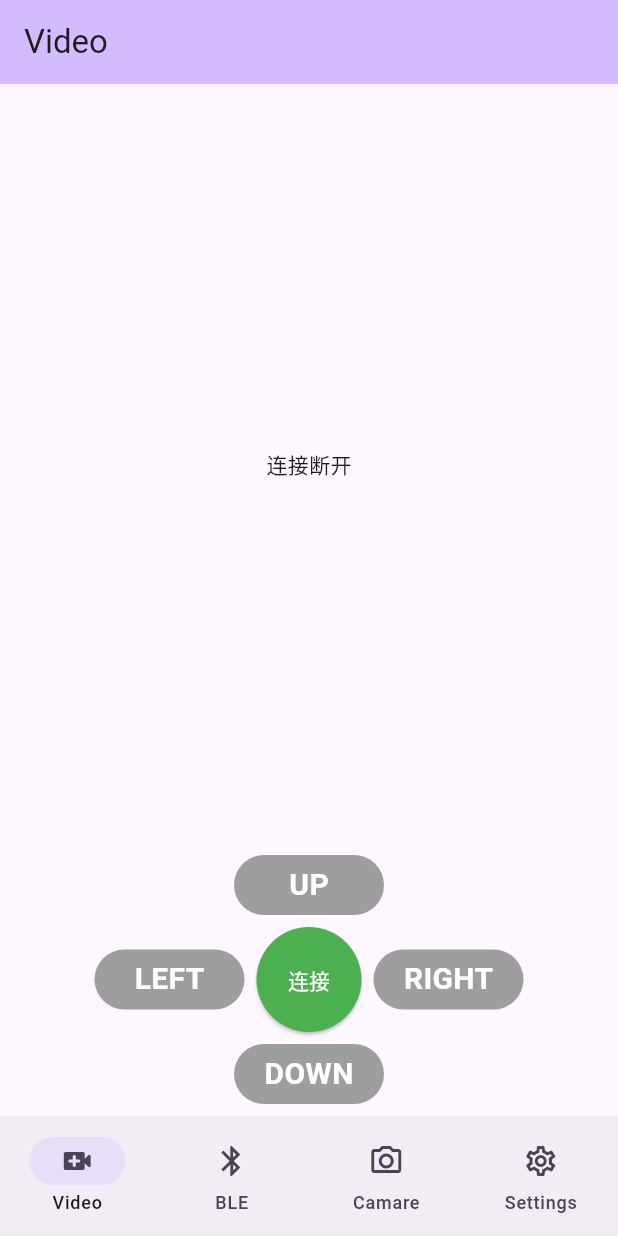
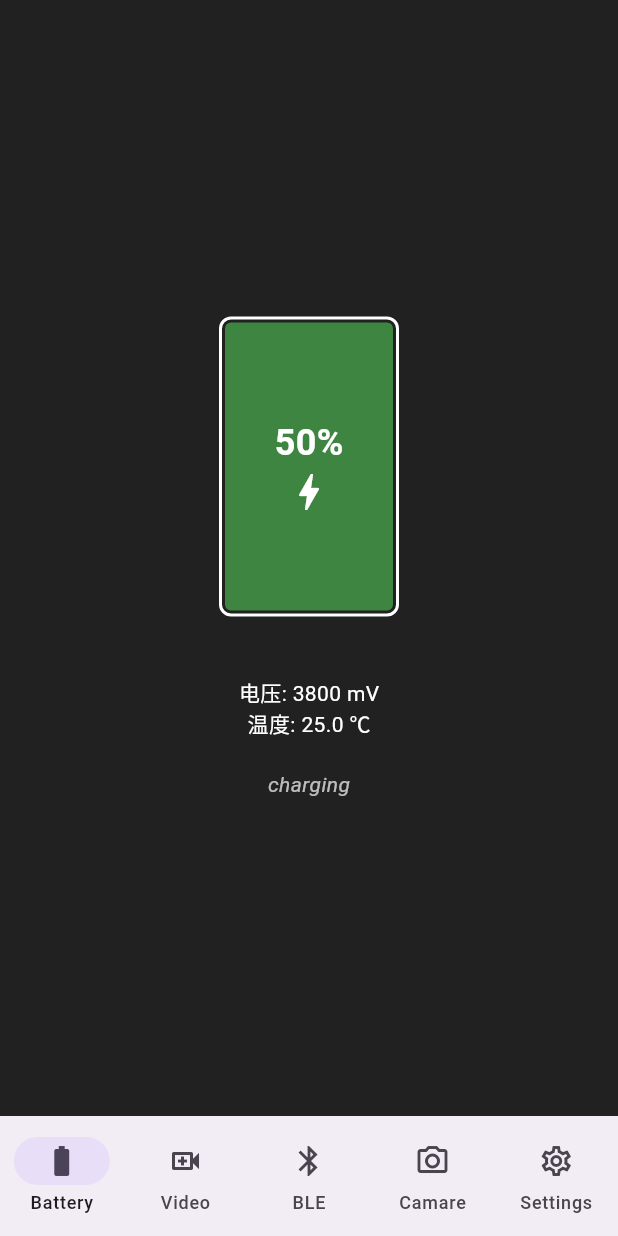
Before and after one commit to ninthingz/sign_in_life, a Flutter app: the screen it shows after launch, on a phone screen of 412 x 824 dp. Run offline on Flutter 3.47's test engine with Material 3 defaults, Android fonts, the phone set to English and light mode, and no system bars; our stand-ins replace camera, flutter_blue_plus, permission_handler, shared_preferences.

Commit message:
feat: 添加电池页面

```diff
--- a/lib/main.dart
+++ b/lib/main.dart
@@ -1,11 +1,19 @@
 import 'package:flutter/material.dart';
+import 'package:provider/provider.dart';
+import 'package:sign_in_life/widgets/battery_page.dart';
+import 'package:sign_in_life/state/app_state.dart';
 import 'package:sign_in_life/widgets/ble_page.dart';
 import 'package:sign_in_life/widgets/camera_page.dart';
 import 'package:sign_in_life/widgets/settings_page.dart';
 import 'package:sign_in_life/widgets/video_page.dart';
 
 void main() {
-  runApp(const MyApp());
+  runApp(
+    ChangeNotifierProvider(
+      create: (context) => AppState(), // 创建全局状态实例
+      child: MyApp(),
+    ),
+  );
 }
 
 class MyApp extends StatelessWidget {
@@ -35,6 +43,7 @@
   int _selectedIndex = 0;
 
   final List<Widget> _pages = const [
+    BatteryPage(),
     VideoPage(),
     BlePage(),
     CameraScreen(),
@@ -61,6 +70,11 @@
 
 const _navBarItems = [
   NavigationDestination(
+    icon: Icon(Icons.battery_0_bar),
+    selectedIcon: Icon(Icons.battery_full),
+    label: 'Battery',
+  ),
+  NavigationDestination(
     icon: Icon(Icons.video_call_outlined),
     selectedIcon: Icon(Icons.video_call_rounded),
     label: 'Video',
--- /dev/null
+++ b/lib/state/app_state.dart
@@ -0,0 +1,14 @@
+import 'package:flutter/material.dart';
+
+class AppState extends ChangeNotifier {
+  // 示例数据：计数器
+  int _count = 0;
+  int get count => _count;
+
+  void increment() {
+    _count++;
+    notifyListeners(); // 通知监听者状态已更新
+  }
+
+  // 添加其他需要共享的状态和方法...
+}
--- /dev/null
+++ b/lib/widgets/battery_page.dart
@@ -0,0 +1,159 @@
+import 'package:flutter/material.dart';
+import 'package:sign_in_life/protocol/binary_protocol.dart';
+
+class BatteryPage extends StatefulWidget {
+  const BatteryPage({super.key});
+
+  @override
+  State<BatteryPage> createState() => _BatteryPageState();
+}
+
+class _BatteryPageState extends State<BatteryPage> {
+  BatteryStatus? _batteryStatus;
+
+  @override
+  void initState() {
+    super.initState();
+    // 初始化状态
+    _batteryStatus = BatteryStatus(
+      level: 50,
+      status: ChargingStatus.charging,
+      voltage: 3800,
+      temperature: 250,
+    );
+  }
+
+  // 暴露给外部的状态更新接口
+  void updateBatteryStatus(BatteryStatus newStatus) {
+    setState(() {
+      _batteryStatus = newStatus;
+    });
+  }
+
+  Color _getBatteryColor(int level) {
+    if (level < 20) return Colors.red;
+    if (level < 50) return Colors.orange;
+    return Colors.green;
+  }
+
+  Widget _buildBatteryIcon() {
+    if (_batteryStatus == null) {
+      return CircularProgressIndicator();
+    }
+
+    return Stack(
+      alignment: Alignment.center,
+      children: [
+        Container(
+          width: 120,
+          height: 200,
+          decoration: BoxDecoration(
+            border: Border.all(color: Colors.white, width: 2),
+            borderRadius: BorderRadius.circular(8),
+          ),
+        ),
+        Positioned(
+          top: 4,
+          bottom: 4,
+          left: 4,
+          right: 4,
+          child: Container(
+            decoration: BoxDecoration(
+              color: _getBatteryColor(_batteryStatus!.level).withOpacity(0.7),
+              borderRadius: BorderRadius.circular(4),
+            ),
+          ),
+        ),
+        Positioned(
+          bottom: _batteryStatus!.level.toDouble() * 1.8,
+          child: Container(
+            height: 200 * _batteryStatus!.level / 100 - 8,
+            color: _getBatteryColor(_batteryStatus!.level),
+          ),
+        ),
+        Column(
+          mainAxisSize: MainAxisSize.min,
+          children: [
+            Text(
+              '${_batteryStatus!.level}%',
+              style: TextStyle(
+                fontSize: 24,
+                color: Colors.white,
+                fontWeight: FontWeight.bold,
+              ),
+            ),
+            if (_batteryStatus!.status == ChargingStatus.charging)
+              Icon(Icons.bolt, color: Colors.white, size: 32),
+          ],
+        ),
+      ],
+    );
+  }
+
+  Widget _buildStatusInfo() {
+    if (_batteryStatus == null) return SizedBox();
+
+    return Column(
+      children: [
+        Text(
+          '电压: ${_batteryStatus!.voltage} mV',
+          style: TextStyle(color: Colors.white),
+        ),
+        Text(
+          '温度: ${_batteryStatus!.temperature / 10} ℃',
+          style: TextStyle(color: Colors.white),
+        ),
+        SizedBox(height: 20),
+        Text(
+          _batteryStatus!.status.toString().split('.').last,
+          style: TextStyle(color: Colors.white70, fontStyle: FontStyle.italic),
+        ),
+      ],
+    );
+  }
+
+  @override
+  Widget build(BuildContext context) {
+    return Scaffold(
+      backgroundColor: Colors.grey[900],
+      body: Center(
+        child: Column(
+          mainAxisSize: MainAxisSize.min,
+          children: [
+            _buildBatteryIcon(),
+            SizedBox(height: 40),
+            _buildStatusInfo(),
+          ],
+        ),
+      ),
+    );
+  }
+}
+
+// 使用示例：
+// class MyApp extends StatelessWidget {
+//   final _batteryDisplayKey = GlobalKey<_BatteryDisplayState>();
+//
+//   void _updateStatus() {
+//     final newStatus = BatteryStatus(
+//       level: 75,
+//       status: ChargingStatus.charging,
+//       voltage: 4200,
+//       temperature: 256,
+//     );
+//     _batteryDisplayKey.currentState?.updateBatteryStatus(newStatus);
+//   }
+//
+//   @override
+//   Widget build(BuildContext context) {
+//     return MaterialApp(
+//       home: Scaffold(
+//         body: BatteryDisplay(key: _batteryDisplayKey),
+//         floatingActionButton: FloatingActionButton(
+//           onPressed: _updateStatus,
+//           child: Icon(Icons.refresh),
+//         ),
+//       ),
+//     );
+//   }
+// }
--- a/lib/widgets/ble_page.dart
+++ b/lib/widgets/ble_page.dart
@@ -32,7 +32,7 @@ class _BlePageState extends State<BlePage> {
 
   // 新增状态管理
   bool _isScanning = false;
-  List<BluetoothDevice> _foundDevices = [];
+  final List<BluetoothDevice> _foundDevices = [];
   StreamSubscription<List<ScanResult>>? _scanSubscription;
 
   @override
--- a/pubspec.yaml
+++ b/pubspec.yaml
@@ -38,6 +38,7 @@ dependencies:
   permission_handler: ^11.4.0
   shared_preferences: ^2.5.2
   flutter_blue_plus: ^1.35.3
+  provider: ^6.1.2
 
 dev_dependencies:
   flutter_test:
```
Also changed, not shown: pubspec.lock.
